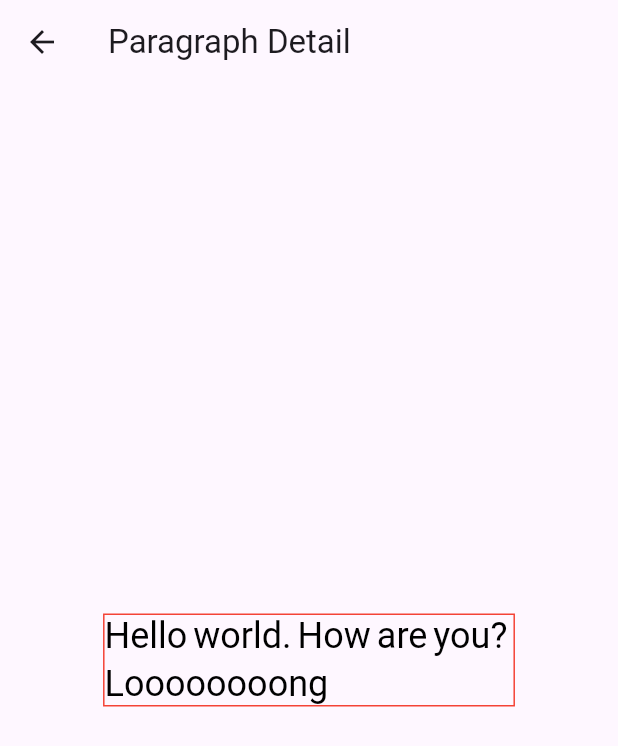
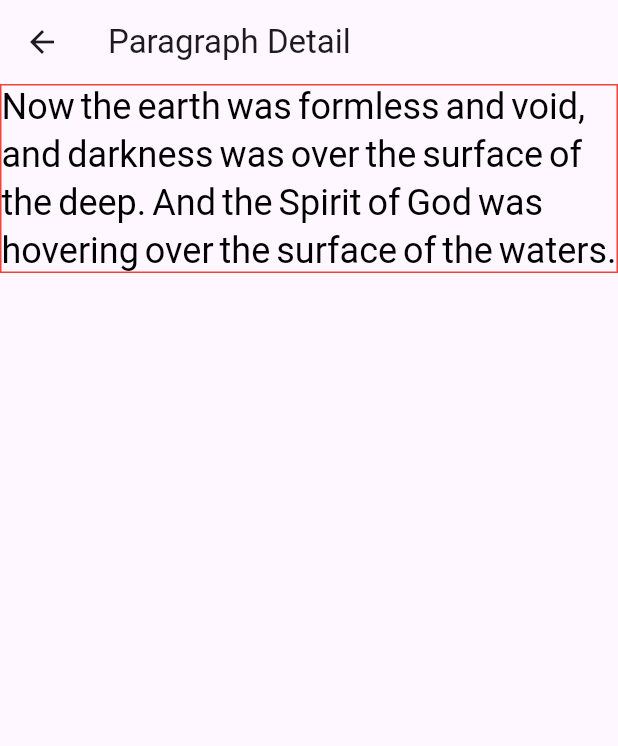
Before and after one commit to ethnosdev/scripture, a Flutter app: the screen it shows after launch, after a tap on "ParagraphWidget", on a phone screen of 412 x 824 dp. Shown: the top 746 px of the screen. Run offline on Flutter 3.47's test engine with Material 3 defaults, Android fonts, the phone set to English and light mode, and no system bars.

Commit message:
model a standard paragraph

```diff
--- a/example/lib/main.dart
+++ b/example/lib/main.dart
@@ -12,6 +12,7 @@ class ExampleApp extends StatelessWidget {
   @override
   Widget build(BuildContext context) {
     return MaterialApp(
+      debugShowCheckedModeBanner: false,
       theme: ThemeData(primarySwatch: Colors.blue),
       home: const MenuScreen(),
     );
--- a/example/lib/paragraph_demo.dart
+++ b/example/lib/paragraph_demo.dart
@@ -1,7 +1,5 @@
 import 'package:flutter/material.dart';
 import 'package:scripture/scripture.dart';
-
-const textToDisplay = 'Hello world. How are you? Loooooooong';
 
 class Word {
   Word({required this.id, required this.text});
@@ -17,6 +15,11 @@ class ParagraphDemo extends StatefulWidget {
 }
 
 class _ParagraphDemoState extends State<ParagraphDemo> {
+  final textToDisplay =
+      'Now the earth was formless and void, '
+      'and darkness was over the surface of the deep. And the Spirit of God '
+      'was hovering over the surface of the waters.';
+
   List<Word> wordList = [];
 
   @override
@@ -34,8 +37,7 @@ class _ParagraphDemoState extends State<ParagraphDemo> {
   Widget build(BuildContext context) {
     return Scaffold(
       appBar: AppBar(title: const Text('Paragraph Detail')),
-      body: Center(
-        child: Container(
+      body: Container(
         decoration: BoxDecoration(border: Border.all(color: Colors.red)),
         child: ParagraphWidget(
           words: [
@@ -54,7 +56,6 @@ class _ParagraphDemoState extends State<ParagraphDemo> {
           ],
         ),
       ),
-      ),
     );
   }
 
```
Lines whose indentation alone changed are shown as unchanged.
